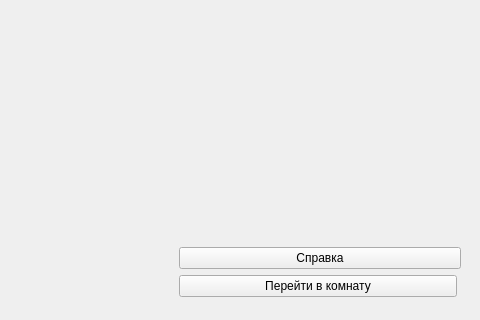
Qt form physicsBreak/mainwindow.ui (mixberry00/Physics) before a commit; both pictures show x 720 to 1200 and y 480 to 800 of the 1200 by 800 pixel window.
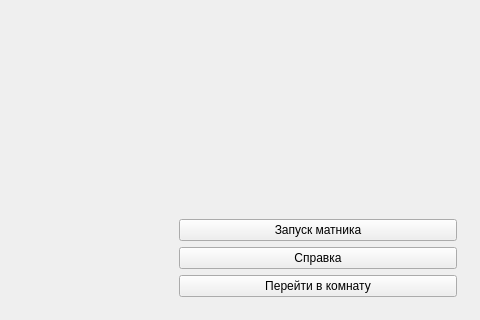
The same form after that commit. Icons and pictures are not drawn.

The edit to the form file:
```diff
--- a/physicsBreak/mainwindow.ui
+++ b/physicsBreak/mainwindow.ui
@@ -222,11 +222,18 @@
             </property>
            </spacer>
           </item>
+          <item>
+           <widget class="QPushButton" name="startBut">
+            <property name="text">
+             <string>Запуск матника</string>
+            </property>
+           </widget>
+          </item>
           <item>
            <widget class="QPushButton" name="pushButton_2">
             <property name="minimumSize">
              <size>
-              <width>282</width>
+              <width>0</width>
               <height>0</height>
              </size>
             </property>
```
